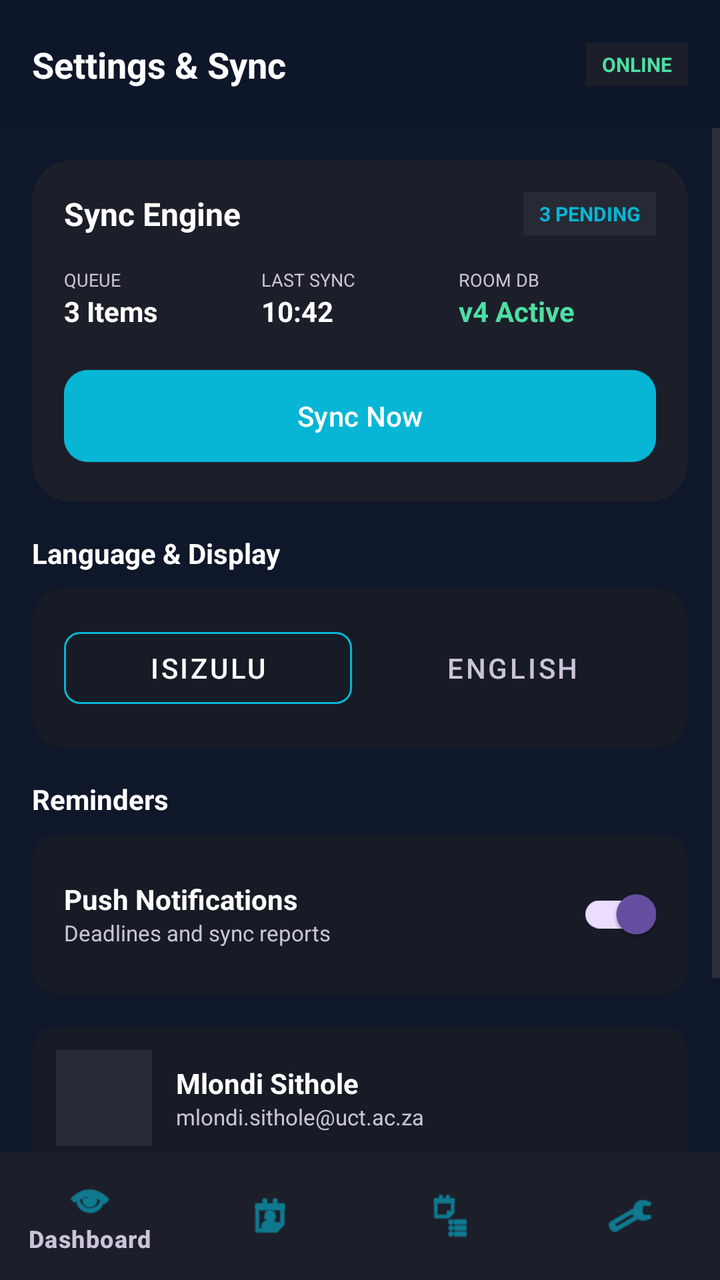
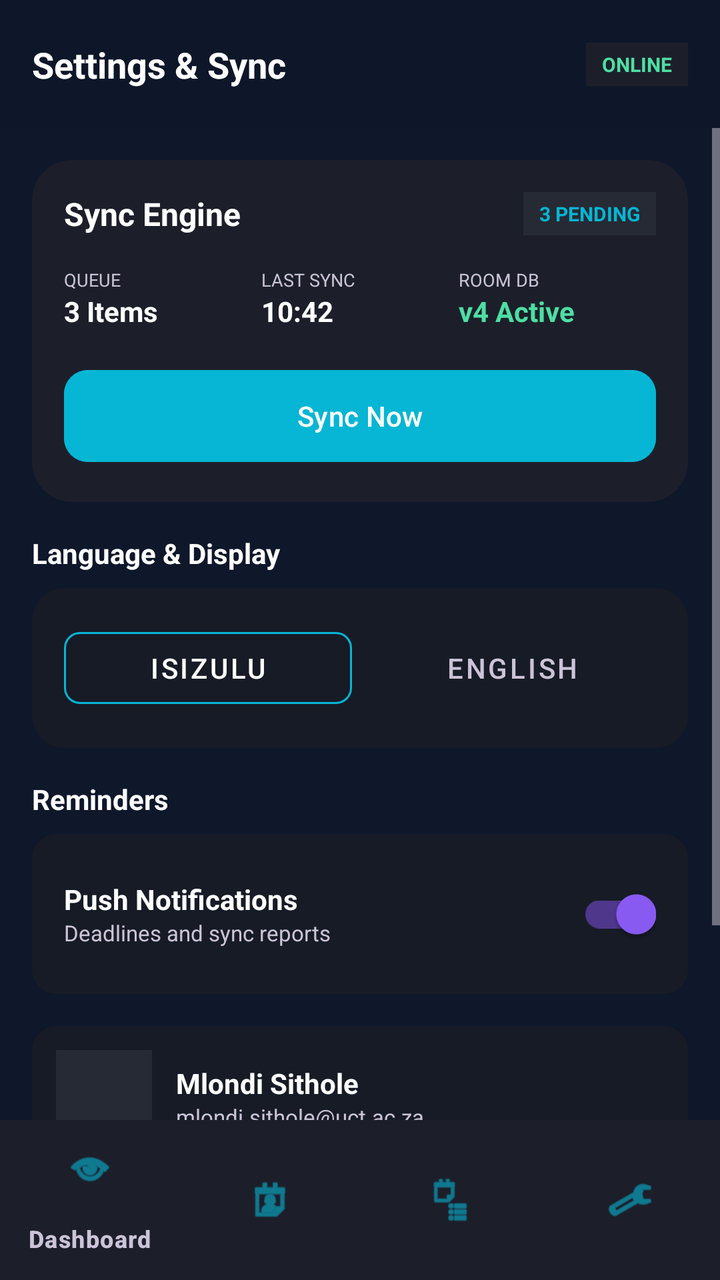

Before-and-after screenshots of an Android layout around one commit, followed by the original layout XML and the change that was made.
<!-- AndroidManifest.xml: application theme Theme.AssignmentPlanner -->
<!-- res/layout/activity_settings.xml -->
<?xml version="1.0" encoding="utf-8"?>
<androidx.constraintlayout.widget.ConstraintLayout xmlns:android="http://schemas.android.com/apk/res/android"
    xmlns:app="http://schemas.android.com/apk/res-auto"
    xmlns:tools="http://schemas.android.com/tools"
    android:layout_width="match_parent"
    android:layout_height="match_parent"
    android:background="@color/bg_gradient_start">

    
    <androidx.constraintlayout.widget.ConstraintLayout
        android:id="@+id/cl_settings_header"
        android:layout_width="match_parent"
        android:layout_height="64dp"
        android:background="#1A0F131D"
        android:paddingHorizontal="16dp"
        app:layout_constraintTop_toTopOf="parent">

        <TextView
            android:id="@+id/tv_header_title"
            android:layout_width="wrap_content"
            android:layout_height="wrap_content"
            android:text="Settings &amp; Sync"
            android:textColor="@color/text_primary"
            android:textSize="18sp"
            android:textStyle="bold"
            app:layout_constraintBottom_toBottomOf="parent"
            app:layout_constraintStart_toStartOf="parent"
            app:layout_constraintTop_toTopOf="parent" />

        <TextView
            android:layout_width="wrap_content"
            android:layout_height="wrap_content"
            android:background="@color/surface_container"
            android:paddingHorizontal="8dp"
            android:paddingVertical="4dp"
            android:text="ONLINE"
            android:textColor="@color/tertiary_green"
            android:textSize="10sp"
            android:textStyle="bold"
            app:layout_constraintBottom_toBottomOf="parent"
            app:layout_constraintEnd_toEndOf="parent"
            app:layout_constraintTop_toTopOf="parent" />
    </androidx.constraintlayout.widget.ConstraintLayout>

    
    <ScrollView
        android:layout_width="match_parent"
        android:layout_height="0dp"
        android:fillViewport="true"
        app:layout_constraintBottom_toTopOf="@id/bottom_nav"
        app:layout_constraintTop_toBottomOf="@id/cl_settings_header">

        <LinearLayout
            android:layout_width="match_parent"
            android:layout_height="wrap_content"
            android:orientation="vertical"
            android:padding="16dp">

            
            <com.google.android.material.card.MaterialCardView
                android:layout_width="match_parent"
                android:layout_height="wrap_content"
                android:layout_marginBottom="16dp"
                app:cardBackgroundColor="@color/surface_container"
                app:cardCornerRadius="20dp"
                app:strokeWidth="0dp">

                <LinearLayout
                    android:layout_width="match_parent"
                    android:layout_height="wrap_content"
                    android:orientation="vertical"
                    android:padding="16dp">

                    <androidx.constraintlayout.widget.ConstraintLayout
                        android:layout_width="match_parent"
                        android:layout_height="wrap_content"
                        android:layout_marginBottom="16dp">

                        <TextView
                            android:layout_width="wrap_content"
                            android:layout_height="wrap_content"
                            android:text="Sync Engine"
                            android:textColor="@color/text_primary"
                            android:textSize="16sp"
                            android:textStyle="bold"
                            app:layout_constraintStart_toStartOf="parent"
                            app:layout_constraintTop_toTopOf="parent" />

                        <TextView
                            android:id="@+id/tv_sync_queue"
                            android:layout_width="wrap_content"
                            android:layout_height="wrap_content"
                            android:background="@color/surface_container_high"
                            android:paddingHorizontal="8dp"
                            android:paddingVertical="4dp"
                            android:text="3 PENDING"
                            android:textColor="@color/accent_cyan"
                            android:textSize="10sp"
                            android:textStyle="bold"
                            app:layout_constraintEnd_toEndOf="parent"
                            app:layout_constraintTop_toTopOf="parent" />
                    </androidx.constraintlayout.widget.ConstraintLayout>

                    <LinearLayout
                        android:layout_width="match_parent"
                        android:layout_height="wrap_content"
                        android:layout_marginBottom="16dp"
                        android:orientation="horizontal">

                        <LinearLayout
                            android:layout_width="0dp"
                            android:layout_height="wrap_content"
                            android:layout_weight="1"
                            android:orientation="vertical">
                            <TextView
                                android:layout_width="wrap_content"
                                android:layout_height="wrap_content"
                                android:text="QUEUE"
                                android:textColor="@color/text_on_surface_variant"
                                android:textSize="9sp" />
                            <TextView
                                android:layout_width="wrap_content"
                                android:layout_height="wrap_content"
                                android:text="3 Items"
                                android:textColor="@color/text_primary"
                                android:textStyle="bold" />
                        </LinearLayout>

                        <LinearLayout
                            android:layout_width="0dp"
                            android:layout_height="wrap_content"
                            android:layout_weight="1"
                            android:orientation="vertical">
                            <TextView
                                android:layout_width="wrap_content"
                                android:layout_height="wrap_content"
                                android:text="LAST SYNC"
                                android:textColor="@color/text_on_surface_variant"
                                android:textSize="9sp" />
                            <TextView
                                android:layout_width="wrap_content"
                                android:layout_height="wrap_content"
                                android:text="10:42"
                                android:textColor="@color/text_primary"
                                android:textStyle="bold" />
                        </LinearLayout>

                        <LinearLayout
                            android:layout_width="0dp"
                            android:layout_height="wrap_content"
                            android:layout_weight="1"
                            android:orientation="vertical">
                            <TextView
                                android:layout_width="wrap_content"
                                android:layout_height="wrap_content"
                                android:text="ROOM DB"
                                android:textColor="@color/text_on_surface_variant"
                                android:textSize="9sp" />
                            <TextView
                                android:layout_width="wrap_content"
                                android:layout_height="wrap_content"
                                android:text="v4 Active"
                                android:textColor="@color/tertiary_green"
                                android:textStyle="bold" />
                        </LinearLayout>
                    </LinearLayout>

                    <com.google.android.material.button.MaterialButton
                        android:id="@+id/btn_sync_now"
                        android:layout_width="match_parent"
                        android:layout_height="54dp"
                        android:backgroundTint="@color/accent_cyan"
                        android:text="Sync Now"
                        android:textColor="@color/text_primary"
                        app:cornerRadius="12dp" />
                </LinearLayout>
            </com.google.android.material.card.MaterialCardView>

            
            <TextView
                android:layout_width="wrap_content"
                android:layout_height="wrap_content"
                android:layout_marginBottom="8dp"
                android:text="Language &amp; Display"
                android:textColor="@color/text_primary"
                android:textStyle="bold" />

            <com.google.android.material.card.MaterialCardView
                android:layout_width="match_parent"
                android:layout_height="wrap_content"
                android:layout_marginBottom="16dp"
                app:cardBackgroundColor="@color/surface_container_low"
                app:cardCornerRadius="16dp"
                app:strokeWidth="0dp">

                <LinearLayout
                    android:layout_width="match_parent"
                    android:layout_height="wrap_content"
                    android:orientation="vertical"
                    android:padding="16dp">

                    <LinearLayout
                        android:layout_width="match_parent"
                        android:layout_height="wrap_content"
                        android:orientation="horizontal">

                        <com.google.android.material.button.MaterialButton
                            android:id="@+id/btn_lang_zu"
                            style="@style/Widget.MaterialComponents.Button.OutlinedButton"
                            android:layout_width="0dp"
                            android:layout_height="wrap_content"
                            android:layout_weight="1"
                            android:text="isiZulu"
                            android:textColor="@color/text_primary"
                            app:cornerRadius="8dp"
                            app:strokeColor="@color/accent_cyan" />

                        <com.google.android.material.button.MaterialButton
                            android:id="@+id/btn_lang_en"
                            style="@style/Widget.MaterialComponents.Button.TextButton"
                            android:layout_width="0dp"
                            android:layout_height="wrap_content"
                            android:layout_marginStart="8dp"
                            android:layout_weight="1"
                            android:text="English"
                            android:textColor="@color/text_on_surface_variant" />
                    </LinearLayout>
                </LinearLayout>
            </com.google.android.material.card.MaterialCardView>

            
            <TextView
                android:layout_width="wrap_content"
                android:layout_height="wrap_content"
                android:layout_marginBottom="8dp"
                android:text="Reminders"
                android:textColor="@color/text_primary"
                android:textStyle="bold" />

            <com.google.android.material.card.MaterialCardView
                android:layout_width="match_parent"
                android:layout_height="wrap_content"
                android:layout_marginBottom="16dp"
                app:cardBackgroundColor="@color/surface_container_low"
                app:cardCornerRadius="12dp"
                app:strokeWidth="0dp">

                <LinearLayout
                    android:layout_width="match_parent"
                    android:layout_height="wrap_content"
                    android:gravity="center_vertical"
                    android:orientation="horizontal"
                    android:padding="16dp">

                    <LinearLayout
                        android:layout_width="0dp"
                        android:layout_height="wrap_content"
                        android:layout_weight="1"
                        android:orientation="vertical">
                        <TextView
                            android:layout_width="wrap_content"
                            android:layout_height="wrap_content"
                            android:text="Push Notifications"
                            android:textColor="@color/text_primary"
                            android:textStyle="bold" />
                        <TextView
                            android:layout_width="wrap_content"
                            android:layout_height="wrap_content"
                            android:text="Deadlines and sync reports"
                            android:textColor="@color/text_on_surface_variant"
                            android:textSize="11sp" />
                    </LinearLayout>

                    <androidx.appcompat.widget.SwitchCompat
                        android:layout_width="wrap_content"
                        android:layout_height="wrap_content"
                        android:checked="true" />
                </LinearLayout>
            </com.google.android.material.card.MaterialCardView>

            
            <com.google.android.material.card.MaterialCardView
                android:layout_width="match_parent"
                android:layout_height="wrap_content"
                android:layout_marginBottom="24dp"
                app:cardBackgroundColor="@color/surface_container_low"
                app:cardCornerRadius="12dp"
                app:strokeWidth="0dp">

                <LinearLayout
                    android:layout_width="match_parent"
                    android:layout_height="wrap_content"
                    android:gravity="center_vertical"
                    android:orientation="horizontal"
                    android:padding="12dp">

                    <ImageView
                        android:layout_width="48dp"
                        android:layout_height="48dp"
                        android:background="@color/surface_container_high"
                        android:padding="4dp"
                        android:src="@android:drawable/sym_def_app_icon" />

                    <LinearLayout
                        android:layout_width="0dp"
                        android:layout_height="wrap_content"
                        android:layout_marginStart="12dp"
                        android:layout_weight="1"
                        android:orientation="vertical">
                        <TextView
                            android:layout_width="wrap_content"
                            android:layout_height="wrap_content"
                            android:text="Mlondi Sithole"
                            android:textColor="@color/text_primary"
                            android:textStyle="bold" />
                        <TextView
                            android:layout_width="wrap_content"
                            android:layout_height="wrap_content"
                            android:text="mlondi.sithole@uct.ac.za"
                            android:textColor="@color/text_on_surface_variant"
                            android:textSize="11sp" />
                    </LinearLayout>
                </LinearLayout>
            </com.google.android.material.card.MaterialCardView>

            
            <com.google.android.material.button.MaterialButton
                android:id="@+id/btn_logout"
                android:layout_width="match_parent"
                android:layout_height="56dp"
                android:backgroundTint="@color/error_container"
                android:text="Phuma / Log Out"
                android:textColor="@color/text_primary"
                app:cornerRadius="12dp" />

        </LinearLayout>
    </ScrollView>

    
    <com.google.android.material.bottomnavigation.BottomNavigationView
        android:id="@+id/bottom_nav"
        android:layout_width="match_parent"
        android:layout_height="64dp"
        android:background="@color/surface_container"
        app:itemIconTint="@color/accent_cyan"
        app:itemTextColor="@color/text_on_surface_variant"
        app:layout_constraintBottom_toBottomOf="parent"
        app:menu="@menu/bottom_nav_menu" />

</androidx.constraintlayout.widget.ConstraintLayout>
<!-- resources referenced by this layout -->
<resources>
  <color name="accent_cyan">#06B6D4</color>
  <color name="bg_gradient_start">#0F172A</color>
  <color name="error_container">#93000A</color>
  <color name="surface_container">#1C1F2A</color>
  <color name="surface_container_high">#262A35</color>
  <color name="surface_container_low">#171B26</color>
  <color name="tertiary_green">#4EDEA3</color>
  <color name="text_on_surface_variant">#CBC3D7</color>
  <color name="text_primary">#FFFFFF</color>
  <style name="Theme.AssignmentPlanner" parent="Base.Theme.AssignmentPlanner" />
  <style name="Base.Theme.AssignmentPlanner" parent="Theme.Material3.DayNight.NoActionBar">
          
          
      </style>
</resources>

<!-- the commit's change to res/layout/activity_settings.xml (unified diff, before → after) -->
@@ -2,6 +2,7 @@
 <androidx.constraintlayout.widget.ConstraintLayout xmlns:android="http://schemas.android.com/apk/res/android"
     xmlns:app="http://schemas.android.com/apk/res-auto"
     xmlns:tools="http://schemas.android.com/tools"
+    android:id="@+id/main"
     android:layout_width="match_parent"
     android:layout_height="match_parent"
     android:background="@color/bg_gradient_start">
@@ -272,6 +273,7 @@
                     </LinearLayout>
 
                     <androidx.appcompat.widget.SwitchCompat
+                        android:id="@+id/switch_notifications"
                         android:layout_width="wrap_content"
                         android:layout_height="wrap_content"
                         android:checked="true" />
@@ -340,7 +342,7 @@
     <com.google.android.material.bottomnavigation.BottomNavigationView
         android:id="@+id/bottom_nav"
         android:layout_width="match_parent"
-        android:layout_height="64dp"
+        android:layout_height="wrap_content"
         android:background="@color/surface_container"
         app:itemIconTint="@color/accent_cyan"
         app:itemTextColor="@color/text_on_surface_variant"
<!-- resource entries referenced after the edit -->
@@ -10,9 +10,15 @@
   <color name="text_on_surface_variant">#CBC3D7</color>
   <color name="text_primary">#FFFFFF</color>
   <style name="Theme.AssignmentPlanner" parent="Base.Theme.AssignmentPlanner" />
-  <style name="Base.Theme.AssignmentPlanner" parent="Theme.Material3.DayNight.NoActionBar">
-          
-          
+  <style name="Base.Theme.AssignmentPlanner" parent="Theme.Material3.Dark.NoActionBar">
+          <item name="colorPrimary">@color/accent_violet</item>
+          <item name="colorSecondary">@color/accent_cyan</item>
+          <item name="colorTertiary">@color/tertiary_green</item>
+          <item name="colorError">@color/destructive_red</item>
+          <item name="android:textColorHint">@color/outline</item>
       </style>
+  <color name="accent_violet">#8B5CF6</color>
+  <color name="destructive_red">#EF4444</color>
+  <color name="outline">#958EA0</color>
 </resources>
 
